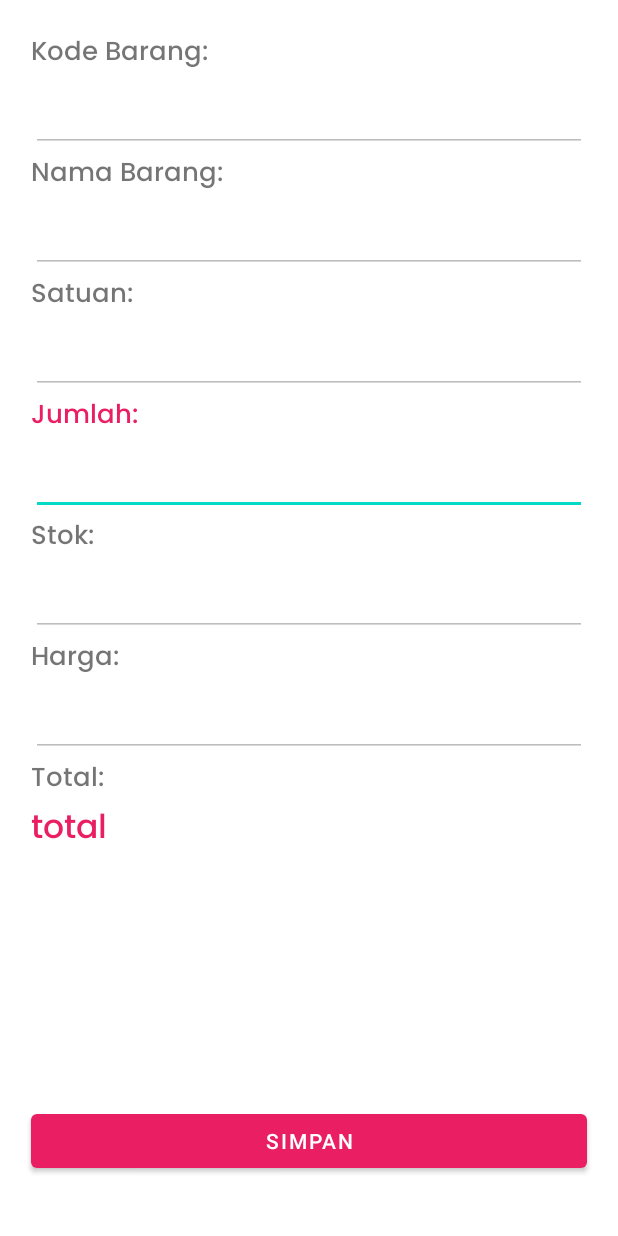
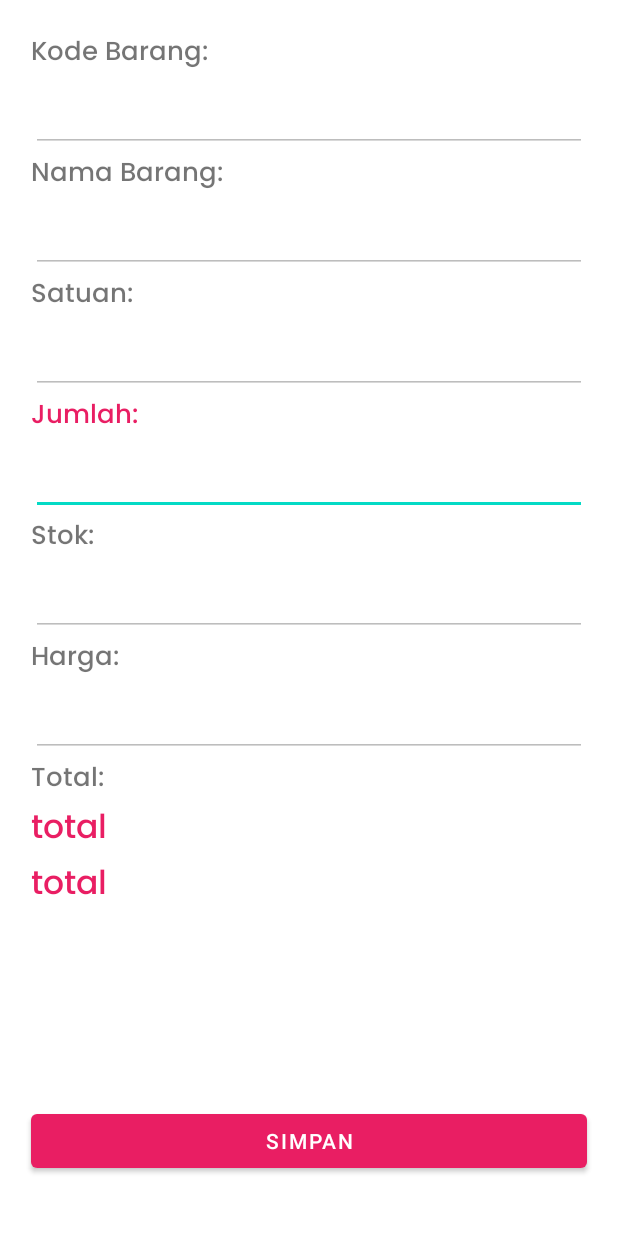
Before and after one commit to nafisazz/SCANNER, an Android app: the PenjualanActivity screen opened directly, with no data from a screen before it, on a phone screen of 412 x 824 dp. Run offline under Robolectric (Android 15) with nearby library versions, the phone set to English and light mode, and no system bars; our stand-ins replace Firebase (no records; nobody signed in at launch, a user with empty details on screens opened directly), sdp/ssp sizes.

Commit message:
Fix get total validasi transaksi

```diff
--- a/app/src/main/java/com/example/Nafisa_0834/PenjualanActivity.java
+++ b/app/src/main/java/com/example/Nafisa_0834/PenjualanActivity.java
@@ -32,8 +32,9 @@ public class PenjualanActivity extends AppCompatActivity {
     EditText satuan_brg;
     EditText jumlah_penjualan;
     Integer total, jumlahPenjualan, totalBarang;
-    TextView tv_total;
-    String kode_brg, nama_brg, harga_brg, jumlah_brg, satuan_barg, tanggal, waktu, jmlPenjualan;
+    TextView tv_total, tvTotal2;
+    String kode_brg, nama_brg, harga_brg, jumlah_brg, satuan_barg, tanggal, waktu, jmlPenjualan, stokBarang;
+    String stokFinal;
 
     Button save;
 
@@ -75,45 +76,75 @@ public class PenjualanActivity extends AppCompatActivity {
         satuan_barg = satuan_brg.getText().toString();
         jmlPenjualan = jumlah_penjualan.getText().toString();
 
+        tv_total = findViewById(R.id.tv_total);
 
-        // menghitung total
 
-//        total_keseluruhan = Integer.parseInt(jmlPenjualan) * Integer.parseInt(harga_brg);
 
-//        total = (Integer.parseInt(jumlah_brg) ) - 1 ;
 
-        tv_total = findViewById(R.id.tv_total);
-//        tv_total.setText(total_keseluruhan.toString());
+        // Menghitung total harga
+        jumlah_penjualan.setOnFocusChangeListener(new View.OnFocusChangeListener() {
 
-        jumlah_penjualan.addTextChangedListener(new TextWatcher() {
-            @Override
-            public void beforeTextChanged(CharSequence s, int start, int count, int after) {
-
-            }
 
             @Override
-            public void onTextChanged(CharSequence s, int start, int before, int count) {
-                if (jumlah_penjualan.getText().toString().equals("")){
-                    total = 0;
-                    totalBarang = 0;
-                } else {
-                    jumlahPenjualan = Integer.parseInt(jumlah_penjualan.getText().toString());
-                    totalBarang = Integer.parseInt(jml_brg.getText().toString())  - jumlahPenjualan;
+            public void onFocusChange(View v, boolean hasFocus) {
 
 
-                    total = jumlahPenjualan * Integer.parseInt(hrg_brg.getText().toString());
+                // Jika edittetxt fokus
+                if (hasFocus){
+                    jml_brg.setText(intent.getStringExtra("jml_brg2"));
+
+                } else {
+
+                    if (jumlah_penjualan.getText().toString().equals("")){
+                        total = 0;
+                        totalBarang = 0;
+                    }
+
+
+                    else {
+
+                        jumlahPenjualan = Integer.parseInt(jumlah_penjualan.getText().toString());
+                        totalBarang = Integer.parseInt(jml_brg.getText().toString())  - jumlahPenjualan;
+                        total = jumlahPenjualan * Integer.parseInt(hrg_brg.getText().toString());
+
+                      if(Integer.parseInt(jml_brg.getText().toString()) < jumlahPenjualan )  {
+                          Toast.makeText(PenjualanActivity.this, "Jumlah barang melebihi stok", Toast.LENGTH_LONG).show();
+                          jumlah_penjualan.setText("Stok tidak mencukupi");
+                          jumlah_penjualan.setError("Jumlah barang melebihi stok");
+                          jml_brg.setText(intent.getStringExtra("jml_brg2"));
+                          save.setClickable(false);
+                          tv_total.setText("Jumlah melebihi stok");
+                          tvTotal2.setVisibility(View.GONE);
+
+                        }
+                        else {
+                          save.setClickable(true);
+                          tv_total.setText(String.valueOf(total));
+                          jml_brg.setText(String.valueOf(totalBarang));
+                          stokBarang = jml_brg.getText().toString();
+                          tvTotal2.setText(String.valueOf(totalBarang));
+                          tvTotal2.setVisibility(View.GONE);
+                          stokFinal = tvTotal2.getText().toString();
+
+                      }
+
+
+
+                    }
+
                 }
-                tv_total.setText(String.valueOf(total));
-                jml_brg.setText(String.valueOf(totalBarang));
-            }
-
-            @Override
-            public void afterTextChanged(Editable s) {
-
             }
         });
 
+
+
+
+
     }
+
+
+
+
 
     private void disableEdittext() {
         kd_brg.setEnabled(false);
@@ -139,17 +170,19 @@ public class PenjualanActivity extends AppCompatActivity {
         satuan_brg = findViewById(R.id.inSatuanBrg);
         save = findViewById(R.id.btnSave);
         tv_total = findViewById(R.id.tv_total);
+        tvTotal2 =  findViewById(R.id.tv_total2);
         jumlah_penjualan = findViewById(R.id.inJumlahPenjualan);
     }
 
     public void simpandata(View view) {
-        DataApi.getClient().create(InterfaceTransaksi.class).simpanPenjualan(kode_brg, jumlah_brg).enqueue(new Callback<Transaksi>() {
+        DataApi.getClient().create(InterfaceTransaksi.class).simpanPenjualan(kode_brg, stokBarang).enqueue(new Callback<Transaksi>() {
             @Override
             public void onResponse(Call<Transaksi> call, Response<Transaksi> response) {
                 if (response.isSuccessful()) {
 
                     // Memanggil method simpan ke firebase
                     simpanPenjualan(kode_brg, nama_brg, harga_brg, totalBarang, total, satuan_barg, tanggal, waktu);
+
 
                     Toast.makeText(PenjualanActivity.this, "Data berhasil disimpan", Toast.LENGTH_SHORT).show();
                     startActivity(new Intent(PenjualanActivity.this, TransaksiActivity.class));
--- a/app/src/main/java/com/example/Nafisa_0834/ServerAPI.java
+++ b/app/src/main/java/com/example/Nafisa_0834/ServerAPI.java
@@ -1,6 +1,6 @@
 package com.example.Nafisa_0834;
 
 public class ServerAPI {
-    public static String DATA_API = "http://172.20.10.8/";
-    public static String URL = "http://172.20.10.8/qrcode/qr/";
+    public static String DATA_API = "http://192.168.11.92/";
+    public static String URL = "http://192.168.11.92/qrcode/qr/";
 }
--- a/app/src/main/res/layout/activity_penjualan.xml
+++ b/app/src/main/res/layout/activity_penjualan.xml
@@ -151,7 +151,15 @@
             android:textSize="@dimen/_17sdp"
             android:fontFamily="@font/popmed" />
 
-
+        <TextView
+            android:id="@+id/tv_total2"
+            android:layout_width="match_parent"
+            android:layout_height="wrap_content"
+            android:text="total"
+            android:ems="10"
+            android:textColor="@color/main"
+            android:textSize="@dimen/_17sdp"
+            android:fontFamily="@font/popmed" />
 
     </LinearLayout>
 
```
